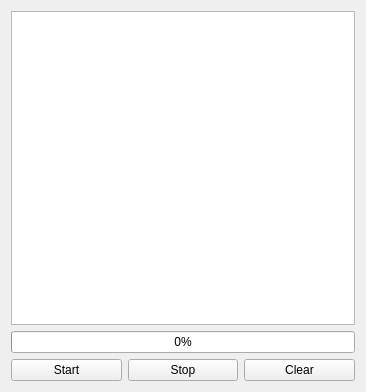
This is queue/taskqueueform.ui in roman-zms/qbackup as Qt 5 draws it before an edit. The edited form follows.
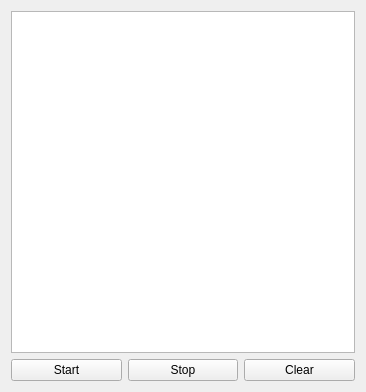
This is the edited form.

Patch:
```diff
--- a/queue/taskqueueform.ui
+++ b/queue/taskqueueform.ui
@@ -21,13 +21,6 @@
      </property>
     </widget>
    </item>
-   <item>
-    <widget class="QProgressBar" name="progressBar">
-     <property name="value">
-      <number>0</number>
-     </property>
-    </widget>
-   </item>
    <item>
     <layout class="QHBoxLayout" name="horizontalLayout">
      <item>
```
